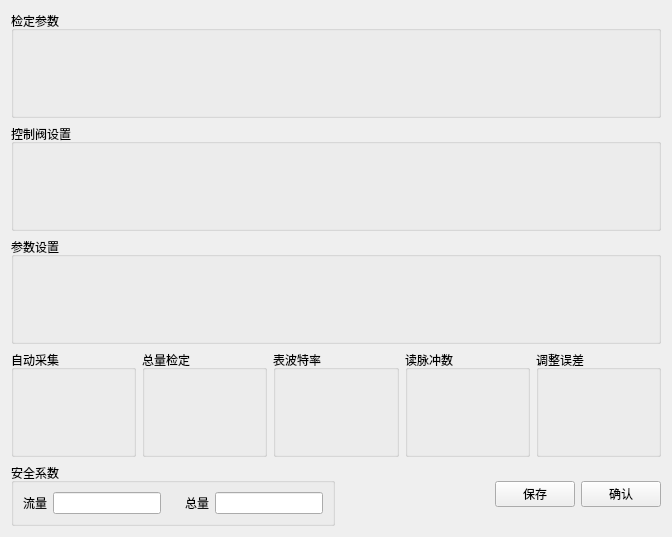
Before: the Qt Designer form source/quality/qualitydlg/ui/parasetdlg.ui in flimmy78/qtverify, drawn with Qt 5.
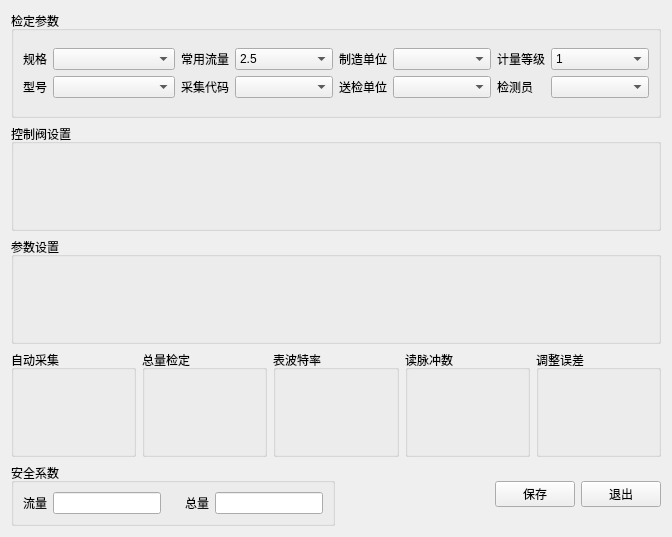
After: the same form once the commit is applied. Custom widgets are drawn as their Qt base class.

Diff of the .ui file:
```diff
--- a/source/quality/qualitydlg/ui/parasetdlg.ui
+++ b/source/quality/qualitydlg/ui/parasetdlg.ui
@@ -13,12 +13,185 @@
   <property name="windowTitle">
    <string>参数设置</string>
   </property>
-  <layout class="QGridLayout" name="gridLayout_3">
+  <layout class="QGridLayout" name="gridLayout_8">
    <item row="0" column="0">
     <widget class="QGroupBox" name="groupBox">
      <property name="title">
       <string>检定参数</string>
      </property>
+     <layout class="QGridLayout" name="gridLayout_7">
+      <item row="0" column="0">
+       <layout class="QGridLayout" name="gridLayout_3">
+        <item row="0" column="0">
+         <widget class="QLabel" name="label_3">
+          <property name="sizePolicy">
+           <sizepolicy hsizetype="Fixed" vsizetype="Preferred">
+            <horstretch>0</horstretch>
+            <verstretch>0</verstretch>
+           </sizepolicy>
+          </property>
+          <property name="text">
+           <string>规格</string>
+          </property>
+         </widget>
+        </item>
+        <item row="0" column="1">
+         <widget class="QComboBox" name="cmbStandard"/>
+        </item>
+        <item row="1" column="0">
+         <widget class="QLabel" name="label_4">
+          <property name="sizePolicy">
+           <sizepolicy hsizetype="Fixed" vsizetype="Preferred">
+            <horstretch>0</horstretch>
+            <verstretch>0</verstretch>
+           </sizepolicy>
+          </property>
+          <property name="text">
+           <string>型号</string>
+          </property>
+         </widget>
+        </item>
+        <item row="1" column="1">
+         <widget class="QComboBox" name="cmbModel"/>
+        </item>
+       </layout>
+      </item>
+      <item row="0" column="1">
+       <layout class="QGridLayout" name="gridLayout_4">
+        <item row="0" column="0">
+         <widget class="QLabel" name="label_5">
+          <property name="sizePolicy">
+           <sizepolicy hsizetype="Fixed" vsizetype="Preferred">
+            <horstretch>0</horstretch>
+            <verstretch>0</verstretch>
+           </sizepolicy>
+          </property>
+          <property name="text">
+           <string>常用流量</string>
+          </property>
+         </widget>
+        </item>
+        <item row="0" column="1">
+         <widget class="QComboBox" name="cmbFlow">
+          <item>
+           <property name="text">
+            <string>2.5</string>
+           </property>
+          </item>
+          <item>
+           <property name="text">
+            <string>0.25</string>
+           </property>
+          </item>
+         </widget>
+        </item>
+        <item row="1" column="0">
+         <widget class="QLabel" name="label_6">
+          <property name="sizePolicy">
+           <sizepolicy hsizetype="Fixed" vsizetype="Preferred">
+            <horstretch>0</horstretch>
+            <verstretch>0</verstretch>
+           </sizepolicy>
+          </property>
+          <property name="text">
+           <string>采集代码</string>
+          </property>
+         </widget>
+        </item>
+        <item row="1" column="1">
+         <widget class="QComboBox" name="cmbCollectCode"/>
+        </item>
+       </layout>
+      </item>
+      <item row="0" column="2">
+       <layout class="QGridLayout" name="gridLayout_6">
+        <item row="0" column="0">
+         <widget class="QLabel" name="label_9">
+          <property name="sizePolicy">
+           <sizepolicy hsizetype="Fixed" vsizetype="Preferred">
+            <horstretch>0</horstretch>
+            <verstretch>0</verstretch>
+           </sizepolicy>
+          </property>
+          <property name="text">
+           <string>制造单位</string>
+          </property>
+         </widget>
+        </item>
+        <item row="0" column="1">
+         <widget class="QComboBox" name="cmbManuCompany"/>
+        </item>
+        <item row="1" column="0">
+         <widget class="QLabel" name="label_10">
+          <property name="sizePolicy">
+           <sizepolicy hsizetype="Fixed" vsizetype="Preferred">
+            <horstretch>0</horstretch>
+            <verstretch>0</verstretch>
+           </sizepolicy>
+          </property>
+          <property name="text">
+           <string>送检单位</string>
+          </property>
+         </widget>
+        </item>
+        <item row="1" column="1">
+         <widget class="QComboBox" name="cmbVerifyCompany"/>
+        </item>
+       </layout>
+      </item>
+      <item row="0" column="3">
+       <layout class="QGridLayout" name="gridLayout_5">
+        <item row="1" column="1">
+         <widget class="QComboBox" name="cmbVerifyPerson"/>
+        </item>
+        <item row="0" column="0">
+         <widget class="QLabel" name="label_7">
+          <property name="sizePolicy">
+           <sizepolicy hsizetype="Fixed" vsizetype="Preferred">
+            <horstretch>0</horstretch>
+            <verstretch>0</verstretch>
+           </sizepolicy>
+          </property>
+          <property name="text">
+           <string>计量等级</string>
+          </property>
+         </widget>
+        </item>
+        <item row="1" column="0">
+         <widget class="QLabel" name="label_8">
+          <property name="sizePolicy">
+           <sizepolicy hsizetype="Fixed" vsizetype="Preferred">
+            <horstretch>0</horstretch>
+            <verstretch>0</verstretch>
+           </sizepolicy>
+          </property>
+          <property name="text">
+           <string>检测员</string>
+          </property>
+         </widget>
+        </item>
+        <item row="0" column="1">
+         <widget class="QComboBox" name="cmbGrade">
+          <item>
+           <property name="text">
+            <string>1</string>
+           </property>
+          </item>
+          <item>
+           <property name="text">
+            <string>2</string>
+           </property>
+          </item>
+          <item>
+           <property name="text">
+            <string>3</string>
+           </property>
+          </item>
+         </widget>
+        </item>
+       </layout>
+      </item>
+     </layout>
     </widget>
    </item>
    <item row="1" column="0">
@@ -149,7 +322,7 @@
        <item row="0" column="1">
         <widget class="QPushButton" name="pushButton_2">
          <property name="text">
-          <string>确认</string>
+          <string>退出</string>
          </property>
         </widget>
        </item>
```
Left out of the diff: 4 changed lines with no effect on the pictures.
